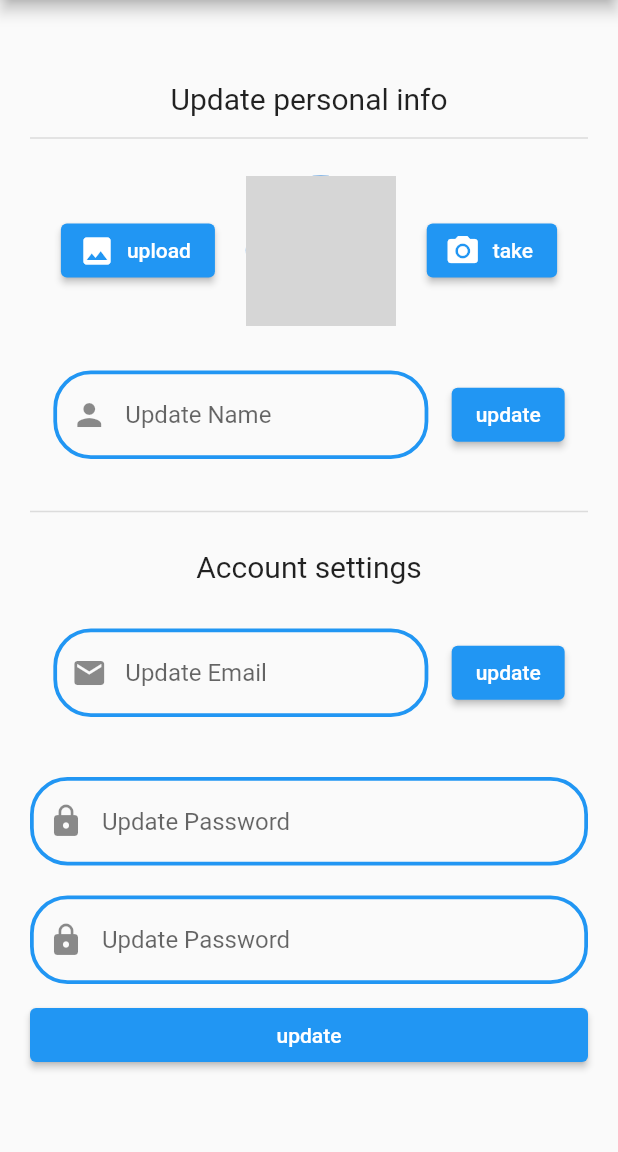
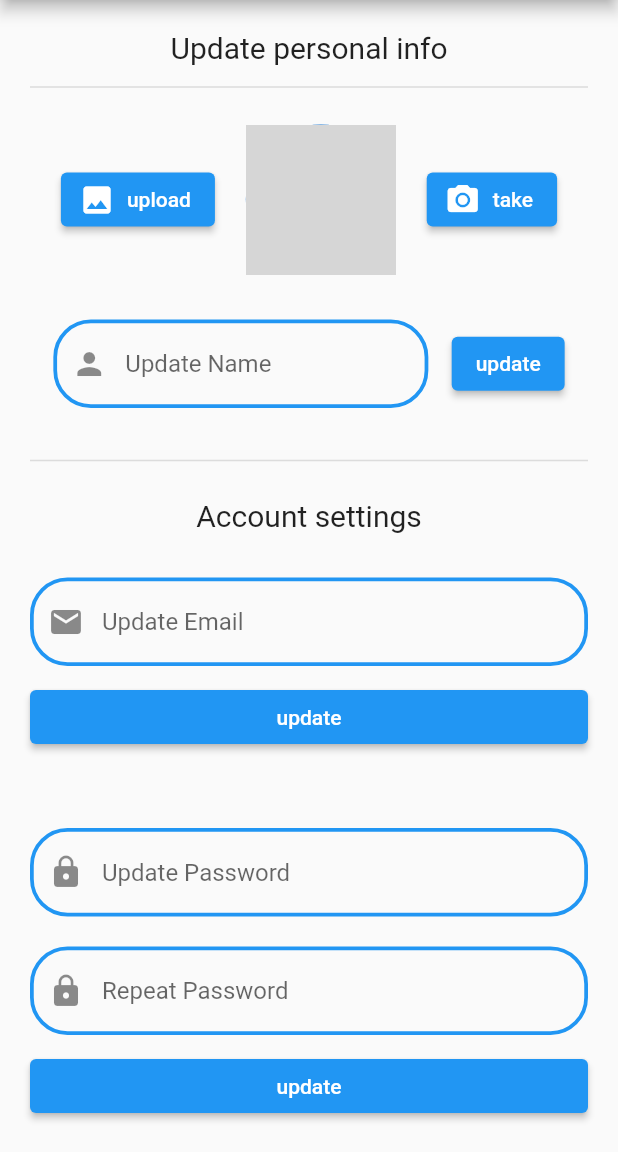
Before and after one commit to Petar81/Track-Bank-Expenses, a Flutter app: the Settings screen opened by its route, on a phone screen of 412 x 824 dp, the part 84-1236 px from its top. Run offline on Flutter 3.47's test engine with Material 2 defaults, Android fonts, the phone set to English and light mode, and no system bars; our stand-ins replace charts_flutter, firebase_auth, firebase_core, firebase_database, firebase_storage, fl_chart and 2 more; accounts and stored records are empty; network calls fail; grey boxes are pictures that could not be loaded.

Commit message:
put email form into a column and stretch it across the screen

```diff
--- a/lib/screens/settings.dart
+++ b/lib/screens/settings.dart
@@ -266,11 +266,12 @@ class _SettingsState extends State<Settings> {
                     style: TextStyle(fontSize: 20.0),
                   ),
                 ),
-                Row(
+                Column(
                   mainAxisAlignment: MainAxisAlignment.spaceEvenly,
+                  crossAxisAlignment: CrossAxisAlignment.stretch,
                   children: <Widget>[
                     Padding(
-                      padding: const EdgeInsets.symmetric(vertical: 30),
+                      padding: const EdgeInsets.only(top: 30, bottom: 10),
                       child: Form(
                         key: _updateEmailKey,
                         child: SizedBox(
@@ -357,6 +358,9 @@ class _SettingsState extends State<Settings> {
                     ),
                   ],
                 ),
+                const Padding(
+                  padding: EdgeInsets.symmetric(vertical: 20),
+                ),
                 Column(
                   mainAxisAlignment: MainAxisAlignment.spaceEvenly,
                   crossAxisAlignment: CrossAxisAlignment.stretch,
@@ -398,7 +402,7 @@ class _SettingsState extends State<Settings> {
                             keyboardType: TextInputType.text,
                             controller: updatePassword2Controler,
                             decoration: buildInputDecoration(
-                                Icons.lock, "Update Password"),
+                                Icons.lock, "Repeat Password"),
                             // The validator receives the text that the user has entered.
                             validator: (value) {
                               if (value == null || value.isEmpty) {
```
